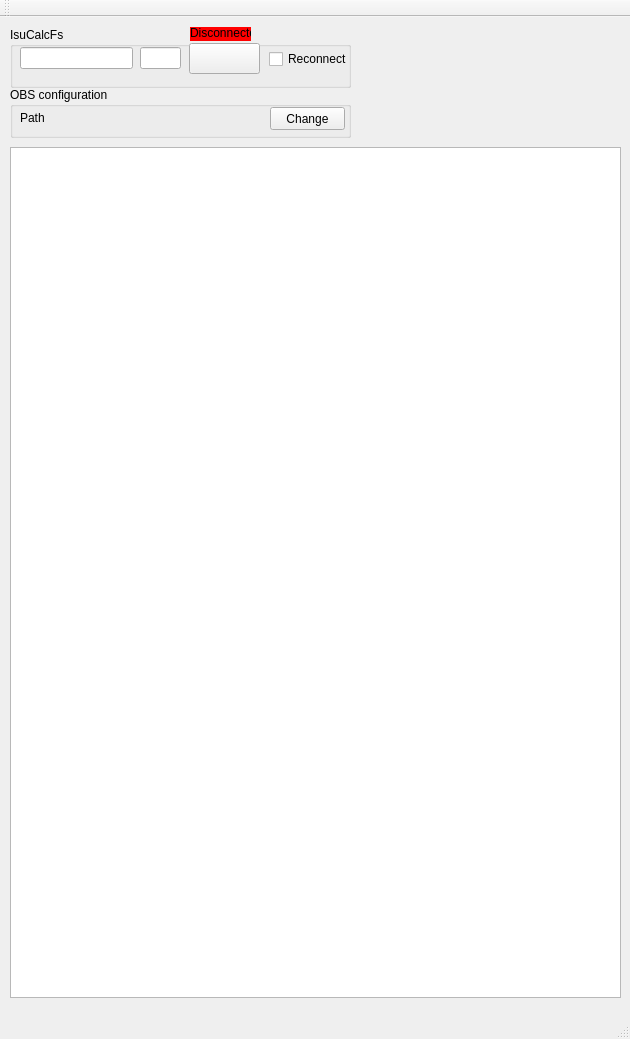
omishukov/dsu_osis, file OsisSwitcher/mainwindow.ui: the form before one commit.
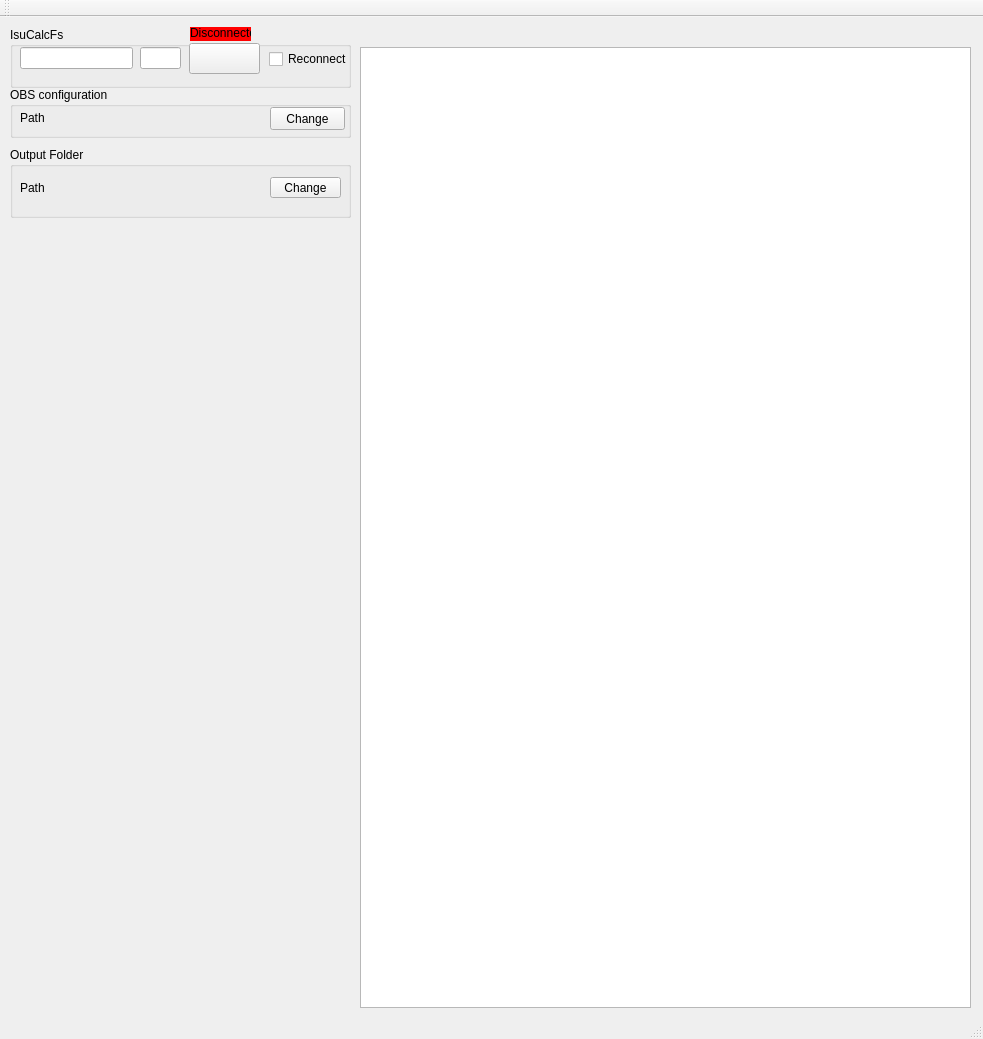
The form after the commit.

Diff of the .ui file:
```diff
--- a/OsisSwitcher/mainwindow.ui
+++ b/OsisSwitcher/mainwindow.ui
@@ -6,7 +6,7 @@
    <rect>
     <x>0</x>
     <y>0</y>
-    <width>630</width>
+    <width>983</width>
     <height>1039</height>
    </rect>
   </property>
@@ -59,15 +59,18 @@
    <widget class="QTableView" name="ActionToSceneQTV">
     <property name="geometry">
      <rect>
-      <x>10</x>
-      <y>130</y>
+      <x>360</x>
+      <y>30</y>
       <width>611</width>
-      <height>851</height>
+      <height>961</height>
      </rect>
     </property>
     <property name="sizeAdjustPolicy">
      <enum>QAbstractScrollArea::AdjustIgnored</enum>
     </property>
+    <attribute name="horizontalHeaderStretchLastSection">
+     <bool>true</bool>
+    </attribute>
    </widget>
    <widget class="QGroupBox" name="IsuCalcFs_GB">
     <property name="geometry">
@@ -147,6 +150,67 @@
      </property>
     </widget>
    </widget>
+   <widget class="QGroupBox" name="OutputfolderGB">
+    <property name="geometry">
+     <rect>
+      <x>10</x>
+      <y>130</y>
+      <width>341</width>
+      <height>71</height>
+     </rect>
+    </property>
+    <property name="title">
+     <string>Output Folder</string>
+    </property>
+    <widget class="QLabel" name="label">
+     <property name="geometry">
+      <rect>
+       <x>10</x>
+       <y>30</y>
+       <width>251</width>
+       <height>21</height>
+      </rect>
+     </property>
+     <property name="text">
+      <string>Path</string>
+     </property>
+    </widget>
+    <widget class="QPushButton" name="pushButton">
+     <property name="geometry">
+      <rect>
+       <x>260</x>
+       <y>30</y>
+       <width>71</width>
+       <height>21</height>
+      </rect>
+     </property>
+     <property name="text">
+      <string>Change</string>
+     </property>
+    </widget>
+   </widget>
+   <widget class="QWidget" name="">
+    <property name="geometry">
+     <rect>
+      <x>0</x>
+      <y>0</y>
+      <width>2</width>
+      <height>2</height>
+     </rect>
+    </property>
+    <layout class="QHBoxLayout" name="horizontalLayout"/>
+   </widget>
+   <widget class="QWidget" name="">
+    <property name="geometry">
+     <rect>
+      <x>0</x>
+      <y>0</y>
+      <width>2</width>
+      <height>2</height>
+     </rect>
+    </property>
+    <layout class="QVBoxLayout" name="verticalLayout"/>
+   </widget>
   </widget>
   <widget class="QMenuBar" name="menuBar">
    <property name="geometry">
```
Left out of the diff: 2 changed lines with no effect on the pictures.
